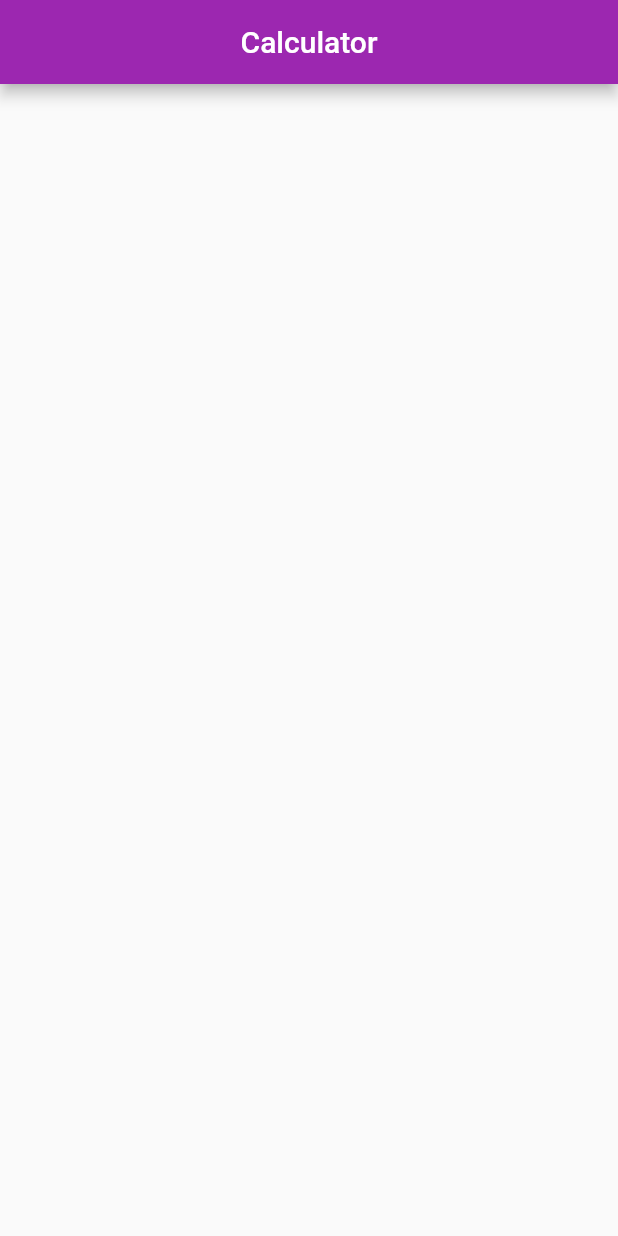
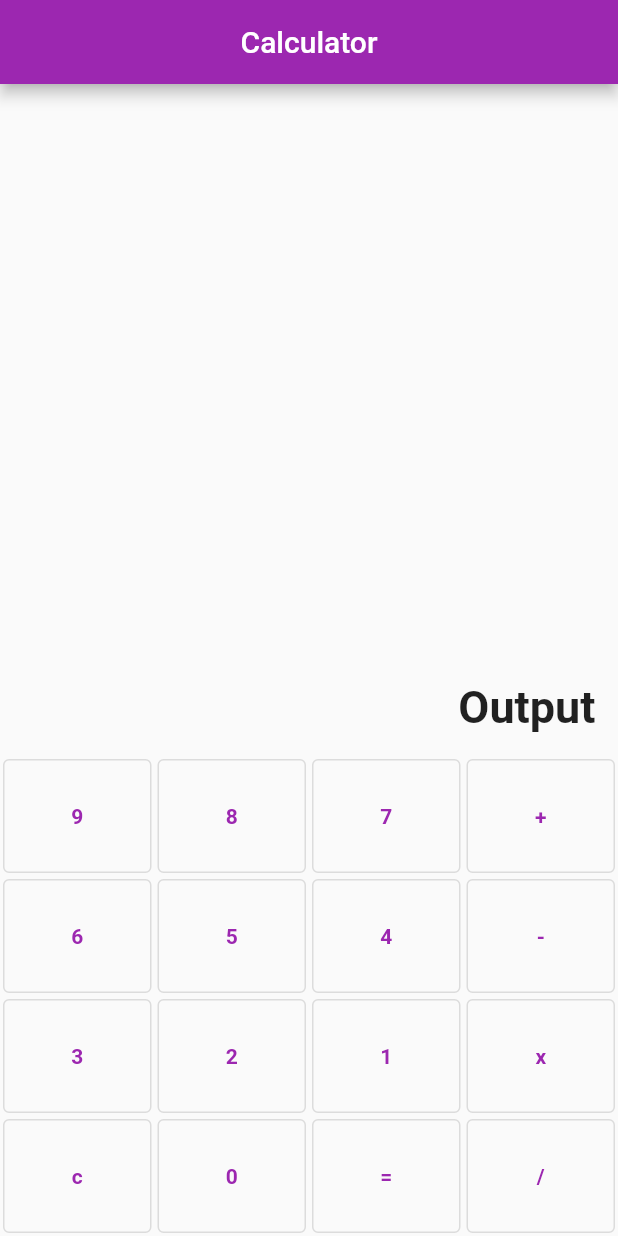
Before and after one commit to Bikashgc/simple_calculator, a Flutter app: the screen it shows after launch, on a phone screen of 412 x 824 dp. Run offline on Flutter 3.47's test engine with Material 2 defaults, Android fonts, the phone set to English and light mode, and no system bars.

Commit message:
designed ui of simple calculator

```diff
--- a/lib/home_page.dart
+++ b/lib/home_page.dart
@@ -8,6 +8,26 @@ class HomePage extends StatefulWidget {
 }
 
 class _HomePageState extends State<HomePage> {
+  Widget custombutton(String buttonValue) {
+    return Expanded(
+      child: SizedBox(
+        height: 80,
+        child: Padding(
+          padding: const EdgeInsets.all(2.0),
+          child: OutlinedButton(
+            onPressed: () {},
+            child: Text(
+              "$buttonValue",
+              style: TextStyle(
+                fontWeight: FontWeight.bold,
+              ),
+            ),
+          ),
+        ),
+      ),
+    );
+  }
+
   @override
   Widget build(BuildContext context) {
     return Scaffold(
@@ -15,6 +35,58 @@ class _HomePageState extends State<HomePage> {
         title: Text("Calculator"),
         centerTitle: true,
       ),
+      body: Container(
+        child: Column(
+          mainAxisAlignment: MainAxisAlignment.end,
+          children: [
+            Expanded(
+              child: Container(
+                alignment: Alignment.bottomRight,
+                padding: EdgeInsets.all(15),
+                child: Text(
+                  "Output",
+                  style: TextStyle(
+                    fontSize: 30,
+                    fontWeight: FontWeight.bold,
+                  ),
+                ),
+              ),
+            ),
+            Row(
+              children: [
+                custombutton("9"),
+                custombutton("8"),
+                custombutton("7"),
+                custombutton("+"),
+              ],
+            ),
+            Row(
+              children: [
+                custombutton("6"),
+                custombutton("5"),
+                custombutton("4"),
+                custombutton("-"),
+              ],
+            ),
+            Row(
+              children: [
+                custombutton("3"),
+                custombutton("2"),
+                custombutton("1"),
+                custombutton("x"),
+              ],
+            ),
+            Row(
+              children: [
+                custombutton("c"),
+                custombutton("0"),
+                custombutton("="),
+                custombutton("/"),
+              ],
+            ),
+          ],
+        ),
+      ),
     );
   }
 }
```
